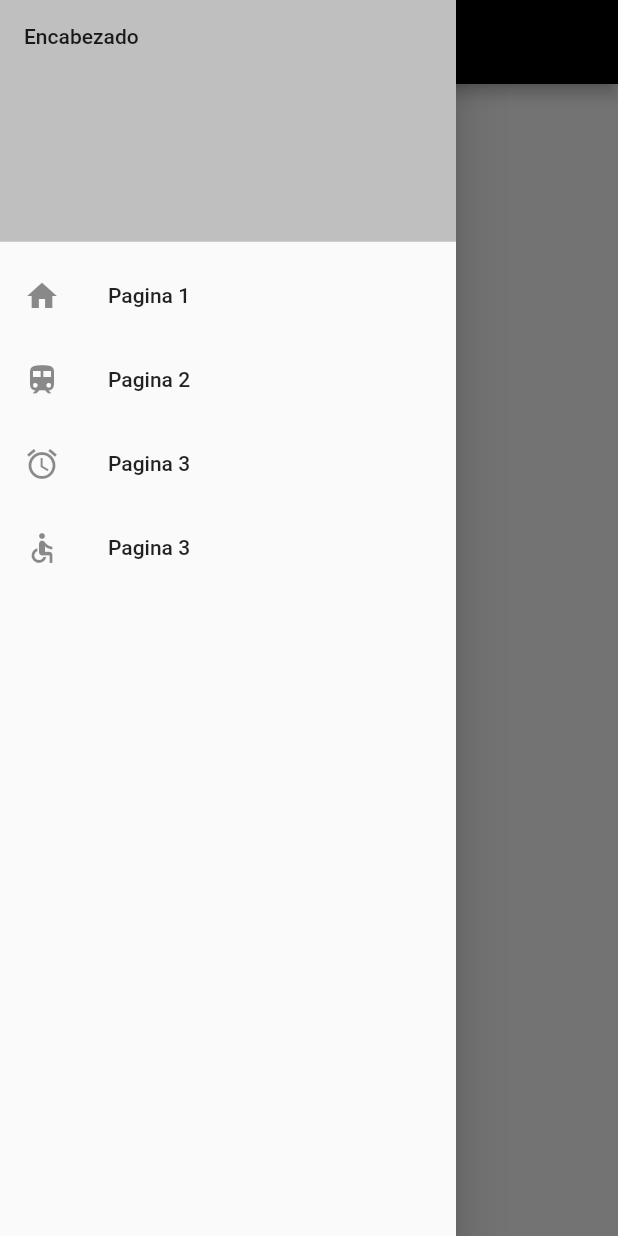
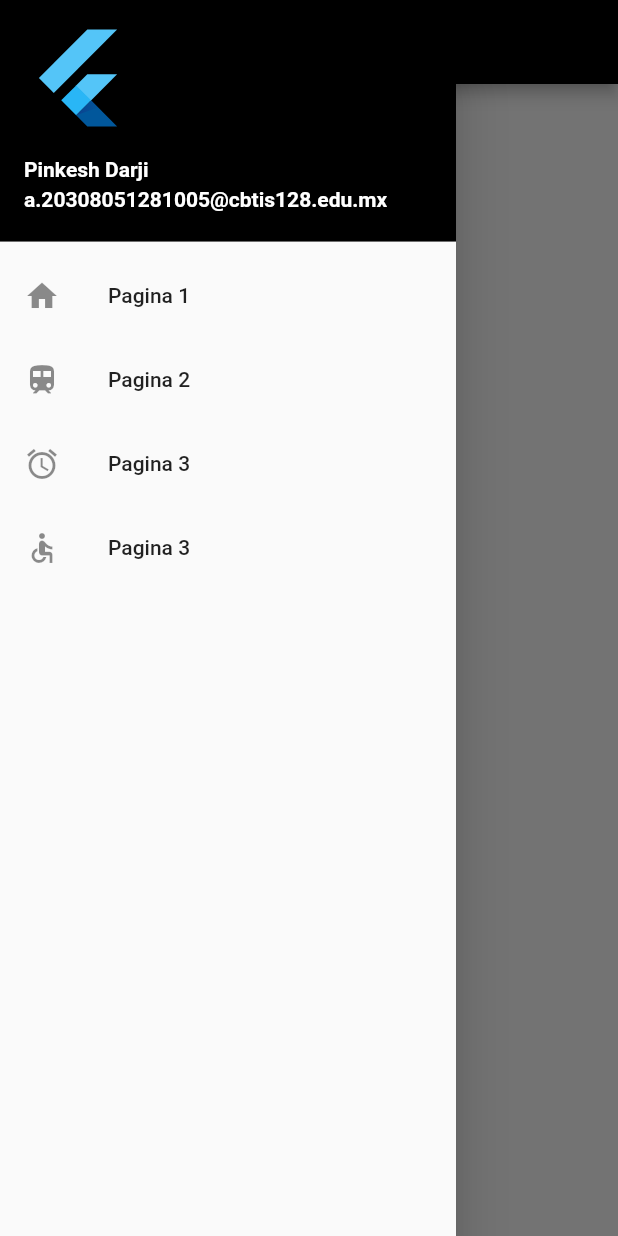
Before and after one commit to EduardoGarcia07/Drawer_p_4, a Flutter app: the screen it shows after launch, with the side drawer open, on a phone screen of 412 x 824 dp. Run offline on Flutter 3.47's test engine with Material 2 defaults, Android fonts, the phone set to English and light mode, and no system bars.

Commit message:
version3

```diff
--- a/lib/main.dart
+++ b/lib/main.dart
@@ -40,11 +40,22 @@ class _MyHomePageState extends State<MyHomePage> {
           // Important: Remove any padding from the ListView.
           padding: EdgeInsets.zero,
           children: [
-            const DrawerHeader(
-              decoration: BoxDecoration(
-                color: Color(0xffbfbfbf),
+            const UserAccountsDrawerHeader(
+              // <-- SEE HERE
+              decoration: BoxDecoration(color: const Color(0xff000000)),
+              accountName: Text(
+                "Pinkesh Darji",
+                style: TextStyle(
+                  fontWeight: FontWeight.bold,
+                ),
               ),
-              child: Text('Encabezado'),
+              accountEmail: Text(
+                "a.20308051281005@cbtis128.edu.mx",
+                style: TextStyle(
+                  fontWeight: FontWeight.bold,
+                ),
+              ),
+              currentAccountPicture: FlutterLogo(),
             ),
             ListTile(
               leading: Icon(
```
